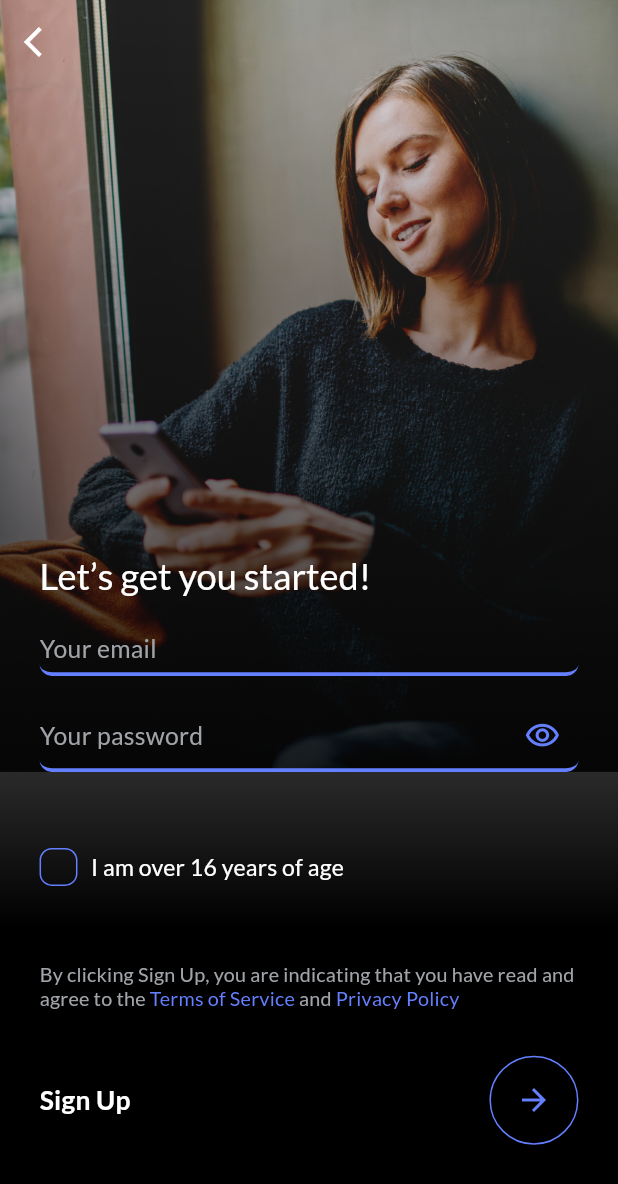
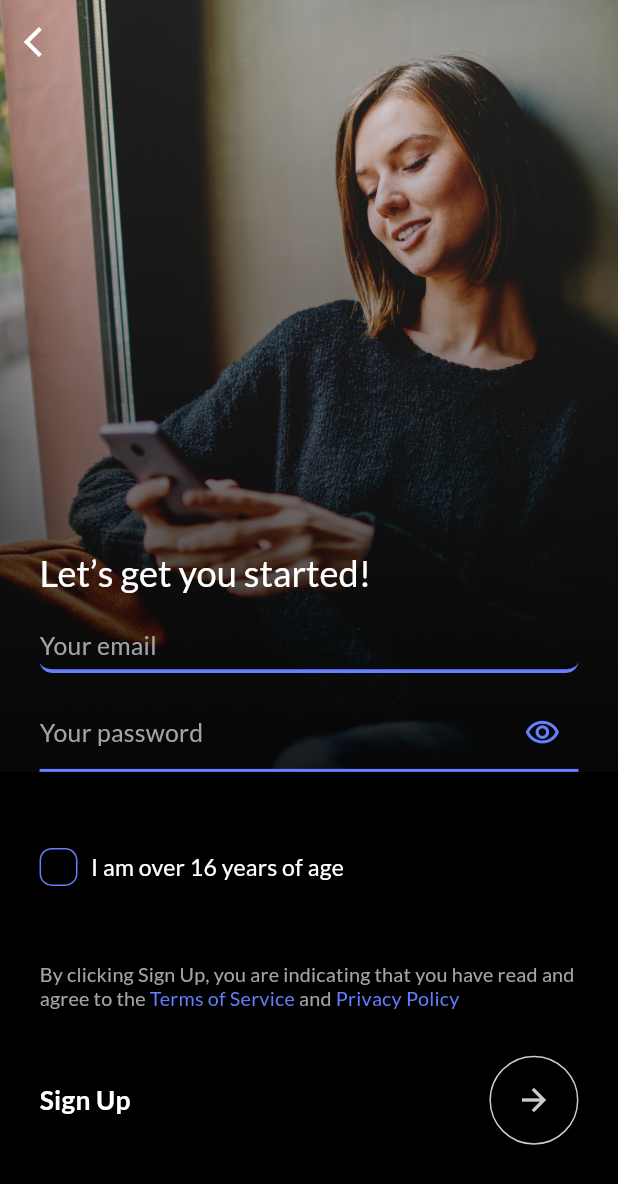
Before and after one commit to nhatbinh00/entrance_test_flutter_1, a Flutter app: the screen it shows after launch, on a phone screen of 412 x 824 dp. Shown: the top 1184 px of the screen. Run offline on Flutter 3.47's test engine with Material 2 defaults, Android fonts, the phone set to English and light mode, and no system bars; our stand-ins replace flutter_screenutil, get, google_fonts, rxdart.

Commit message:
continue UI , UX with  description Document

```diff
--- /dev/null
+++ b/lib/auth/controller/sign_up_controller.dart
@@ -0,0 +1,68 @@
+import 'package:get/get.dart';
+import 'package:core/common/constants/constant.dart';
+import '../dtos/enum/level_pw.dart';
+import 'package:core/utilities/utility.dart';
+
+class SignUpController extends GetxController {
+  Rx<LevelPw> levelPw = LevelPw.Unknown.obs;
+  Rx<String> email = Constant.empty.obs;
+  Rx<String> pw = Constant.empty.obs;
+
+  void validatePw(String password) {
+    // set Pw
+    setPw(password);
+    //-------------------------
+    if (password.length >= 6 && password.length <= 18) {
+      final hasUppercase = password.contains(RegExp(r'[A-Z]'));
+      final hasDigits = password.contains(RegExp(r'[0-9]'));
+      final hasLowercase = password.contains(RegExp(r'[a-z]'));
+      final hasSpecialCharacters =
+          password.contains(RegExp(r'[!@#$%^&*(),.?":{}|<>]'));
+      if (!hasUppercase || !hasLowercase) {
+        levelPw.value = LevelPw.Weak;
+        return;
+      }
+      if (hasUppercase && hasLowercase && !hasDigits) {
+        levelPw.value = LevelPw.Fair;
+        return;
+      }
+      if (hasUppercase && hasLowercase && hasDigits && !hasSpecialCharacters) {
+        levelPw.value = LevelPw.Good;
+        return;
+      }
+      if (hasUppercase && hasLowercase && hasDigits && hasSpecialCharacters) {
+        levelPw.value = LevelPw.Strong;
+        return;
+      }
+    } else {
+      if (password.length < 6) {
+        if (password.isEmpty) {
+          levelPw.value = LevelPw.Unknown;
+          return;
+        }
+        levelPw.value = LevelPw.Short;
+        return;
+      }
+      if (password.length > 18) {
+        levelPw.value = LevelPw.Long;
+        return;
+      }
+    }
+  }
+
+  void setEmail(String emailText) {
+    email.value = emailText;
+  }
+
+  void setPw(String pwText) {
+    pw.value = pwText;
+  }
+
+  bool validFormSignUp() {
+    if (Utility.isValidEmail(email.value) &&
+        (levelPw.value == LevelPw.Good || levelPw.value == LevelPw.Strong)) {
+      return true;
+    }
+    return false;
+  }
+}
--- /dev/null
+++ b/lib/auth/dtos/enum/type_input.dart
@@ -0,0 +1 @@
+enum TypeInput { Email, Pw }
--- a/lib/auth/screens/sign_up_screen.dart
+++ b/lib/auth/screens/sign_up_screen.dart
@@ -2,9 +2,13 @@ import 'package:core/common/constants/colors.dart';
 import 'package:core/common/constants/styles.dart';
 import 'package:flutter/cupertino.dart';
 import 'package:flutter/material.dart';
+import 'package:flutter_entrance_test/auth/screens/widgets/spacer_widget.dart';
+import 'package:flutter_entrance_test/auth/screens/widgets/textfield_signup_widget.dart';
 import 'package:flutter_screenutil/flutter_screenutil.dart';
 import 'package:google_fonts/google_fonts.dart';
-import 'package:core/widgets/text_field/text_field_custom.dart';
+import 'package:get/get.dart';
+import '../controller/sign_up_controller.dart';
+import '../dtos/enum/type_input.dart';
 
 class SignUpScreen extends StatefulWidget {
   const SignUpScreen({Key? key}) : super(key: key);
@@ -15,11 +19,12 @@ class SignUpScreen extends StatefulWidget {
 
 class _SignUpScreenState extends State<SignUpScreen> {
   bool isChecked = false;
-  bool _obscureText = true;
+  final SignUpController signUpCtrl = Get.put(SignUpController());
   @override
   Widget build(BuildContext context) {
     return Scaffold(
       extendBodyBehindAppBar: true,
+      backgroundColor: Colors.black,
       appBar: AppBar(
         backgroundColor: Colors.transparent,
         elevation: 0,
@@ -50,6 +55,7 @@ class _SignUpScreenState extends State<SignUpScreen> {
                 mainAxisAlignment: MainAxisAlignment.end,
                 crossAxisAlignment: CrossAxisAlignment.start,
                 children: [
+                  //const SpacerWidget(),
                   Text(
                     "Let’s get you started!",
                     style: GoogleFonts.lato(
@@ -58,41 +64,16 @@ class _SignUpScreenState extends State<SignUpScreen> {
                       fontSize: 22.sp,
                     ),
                   ),
-                  Padding(
-                    padding: const EdgeInsets.symmetric(vertical: 16),
-                    child: TextFieldCustom(
-                      showSuffixIcon: false,
-                      showPrefixIcon: false,
-                      backgroundColor: Colors.transparent,
-                      hint: 'Your email',
-                      style: AppStyles.body2.copyWith(
-                        color: Colors.white,
-                        fontSize: 15.sp,
+                  const Padding(
+                    padding: EdgeInsets.symmetric(vertical: 16),
+                    child: TextFieldSignUpWidget(
+                      typeInput: TypeInput.Email,
+                      titleProp: 'Your email',
                     ),
                   ),
-                  ),
-                  TextFieldCustom(
-                    showSuffixIcon: true,
-                    showPrefixIcon: false,
-                    backgroundColor: Colors.transparent,
-                    hint: 'Your password',
-                    isSecure: _obscureText,
-                    style: AppStyles.body2.copyWith(
-                      color: Colors.white,
-                      fontSize: 15.sp,
-                    ),
-                    suffixIcon: IconButton(
-                        icon: Icon(
-                            _obscureText
-                                ? Icons.visibility_outlined
-                                : Icons.visibility_off_outlined,
-                            color: AppColors.primary),
-                        iconSize: 22.w,
-                        onPressed: () {
-                          setState(() {
-                            _obscureText = !_obscureText;
-                          });
-                        }),
+                  const TextFieldSignUpWidget(
+                    typeInput: TypeInput.Pw,
+                    titleProp: 'Your password',
                   ),
                   Padding(
                     padding: EdgeInsets.only(top: 50.h),
@@ -109,8 +90,8 @@ class _SignUpScreenState extends State<SignUpScreen> {
                             height: 23.w,
                             decoration: BoxDecoration(
                               color: Colors.transparent,
-                              border:
-                              Border.all(color: AppColors.primary, width: 1),
+                              border: Border.all(
+                                  color: AppColors.primary, width: 1),
                               borderRadius:
                                   BorderRadius.all(Radius.circular(8.r)),
                             ),
@@ -154,7 +135,8 @@ class _SignUpScreenState extends State<SignUpScreen> {
                                 .copyWith(color: AppColors.primary),
                           ),
                         ],
-                        style: AppStyles.body1.copyWith(color: AppColors.black3),
+                        style:
+                            AppStyles.body1.copyWith(color: AppColors.black3),
                       ),
                     ),
                   ),
@@ -169,21 +151,28 @@ class _SignUpScreenState extends State<SignUpScreen> {
                             color: Colors.white,
                           ),
                         ),
-                        Container(
+                        Obx(() => Container(
                               width: 54.w,
                               height: 54.w,
                               decoration: BoxDecoration(
-                            border: Border.all(color: AppColors.primary),
+                                border: Border.all(
+                                  color: signUpCtrl.validFormSignUp()
+                                      ? AppColors.primary
+                                      : AppColors.black4,
+                                ),
                                 shape: BoxShape.circle,
                               ),
-                          child: const Icon(
+                              child: Icon(
                                 Icons.arrow_forward,
-                            color: AppColors.primary,
+                                color: signUpCtrl.validFormSignUp()
+                                    ? AppColors.primary
+                                    : AppColors.black4,
                               ),
-                        ),
+                            ))
                       ],
                     ),
                   ),
+                  const SpacerWidget(),
                 ],
               ),
             ),
--- /dev/null
+++ b/lib/auth/screens/widgets/textfield_signup_widget.dart
@@ -0,0 +1,157 @@
+import 'dart:async';
+import 'package:core/common/constants/colors.dart';
+import 'package:core/common/constants/styles.dart';
+import 'package:core/widgets/text_field/text_field_custom.dart';
+import 'package:flutter/material.dart';
+import 'package:flutter_entrance_test/auth/dtos/enum/level_pw.dart';
+import 'package:flutter_entrance_test/auth/screens/widgets/spacer_widget.dart';
+import 'package:rxdart/rxdart.dart';
+import 'package:flutter/cupertino.dart';
+import 'package:flutter_screenutil/flutter_screenutil.dart';
+import 'package:get/get.dart';
+import '../../controller/sign_up_controller.dart';
+import '../../dtos/enum/type_input.dart';
+
+class TextFieldSignUpWidget extends StatefulWidget {
+  final TypeInput typeInput;
+  final String titleProp;
+  const TextFieldSignUpWidget({
+    Key? key,
+    required this.titleProp,
+    required this.typeInput,
+  }) : super(key: key);
+
+  @override
+  State<TextFieldSignUpWidget> createState() => _TextFieldSignUpWidgetState();
+}
+
+class _TextFieldSignUpWidgetState extends State<TextFieldSignUpWidget> {
+  bool _obscureText = true;
+  final StreamController<bool> titleStream = BehaviorSubject<bool>();
+  final StreamController<bool> validatePw = BehaviorSubject<bool>();
+  final SignUpController signUpCtrl = Get.find();
+
+  @override
+  void initState() {
+    super.initState();
+    titleStream.sink.add(false);
+  }
+
+  @override
+  void dispose() {
+    super.dispose();
+    titleStream.close();
+  }
+
+  void onComplete() {
+    spacer.sink.add(false);
+    FocusManager.instance.primaryFocus?.unfocus();
+  }
+
+  void onChangeText(String text) {
+    if (text.isNotEmpty) {
+      titleStream.sink.add(true);
+    } else {
+      titleStream.sink.add(false);
+    }
+  }
+
+  Widget _buildEmailInput() => TextFieldCustom(
+        showSuffixIcon: false,
+        showPrefixIcon: false,
+        backgroundColor: Colors.transparent,
+        hint: 'Your email',
+        style: AppStyles.body2.copyWith(
+          color: Colors.white,
+          fontSize: 15.sp,
+        ),
+        onChanged: (email){
+          onChangeText(email);
+          signUpCtrl.setEmail(email);
+        },
+        onTap: () {
+          spacer.sink.add(true);
+        },
+        onEditingComplete: onComplete,
+      );
+
+  Widget _buildPwInput() => Column(
+        children: [
+          TextFieldCustom(
+            showSuffixIcon: true,
+            showPrefixIcon: false,
+            backgroundColor: Colors.transparent,
+            hint: 'Your password',
+            isSecure: _obscureText,
+            style: AppStyles.body2.copyWith(
+              color: Colors.white,
+              fontSize: 15.sp,
+            ),
+            suffixIcon: IconButton(
+              icon: Icon(
+                  _obscureText
+                      ? Icons.visibility_outlined
+                      : Icons.visibility_off_outlined,
+                  color: AppColors.primary),
+              iconSize: 22.w,
+              onPressed: () {
+                setState(() {
+                  _obscureText = !_obscureText;
+                });
+              },
+            ),
+            border: InputBorder.none,
+            onChanged: (pw){
+              onChangeText(pw);
+              signUpCtrl.validatePw(pw);
+            },
+            onTap: () {
+              spacer.sink.add(true);
+            },
+            onEditingComplete: onComplete,
+          ),
+          Obx(() => SizedBox(
+            width: 1.sw,
+            child: signUpCtrl.levelPw.value.toLevelWidget(),
+          ),)
+        ],
+      );
+
+  Widget _buildInput() {
+    switch (widget.typeInput) {
+      case TypeInput.Email:
+        return _buildEmailInput();
+      case TypeInput.Pw:
+        return _buildPwInput();
+    }
+  }
+
+  @override
+  Widget build(BuildContext context) {
+    return Column(
+      crossAxisAlignment: CrossAxisAlignment.start,
+      children: [
+        StreamBuilder(
+            stream: titleStream.stream,
+            builder: (ctx, state) {
+              if (state.hasData) {
+                if (state.data!) {
+                  return Padding(
+                    padding: EdgeInsets.only(bottom: 8.h),
+                    child: Text(
+                      widget.titleProp,
+                      style: AppStyles.subtitle2.copyWith(
+                        fontWeight: FontWeight.w400,
+                      ),
+                    ),
+                  );
+                }
+                return Container();
+              }
+              return Container();
+            }),
+        _buildInput(),
+      ],
+    );
+  }
+}
--- a/lib/main.dart
+++ b/lib/main.dart
@@ -2,6 +2,8 @@ import 'package:core/common/constants/dimens.dart';
 import 'package:flutter/material.dart';
 import 'package:flutter_screenutil/flutter_screenutil.dart';
 import 'auth/screens/sign_up_screen.dart';
+import 'auth/screens/widgets/spacer_widget.dart';
+import 'package:get/get.dart';
 
 void main() {
   runApp(const MyApp());
@@ -13,7 +15,7 @@ class MyApp extends StatelessWidget {
   // This widget is the root of your application.
   @override
   Widget build(BuildContext context) {
-    return MaterialApp(
+    return GetMaterialApp(
       debugShowCheckedModeBanner: false,
       theme: ThemeData(
         primarySwatch: Colors.blue,
@@ -42,6 +44,7 @@ class _MyHomePageState extends State<MyHomePage> {
         builder: (context, _) => GestureDetector(
             onTap: () {
               FocusManager.instance.primaryFocus?.unfocus();
+              spacer.sink.add(false);
             },
             child: const SignUpScreen()),
       ),
--- a/packages/core/pubspec.yaml
+++ b/packages/core/pubspec.yaml
@@ -14,6 +14,7 @@ dependencies:
   retrofit: ^3.0.1+1
   get: ^4.6.5
   google_fonts: ^3.0.1
+  rxdart: ^0.27.4
 
 
 dev_dependencies:
```
Also changed, not shown: lib/auth/dtos/enum/level_pw.dart (added, +114 -0 lines), lib/auth/screens/widgets/spacer_widget.dart (added, +47 -0 lines), packages/core/lib/utilities/utility.dart (added, +89 -0 lines), packages/core/pubspec.lock, pubspec.lock, 2 other files. Lines whose indentation alone changed are shown as unchanged.
